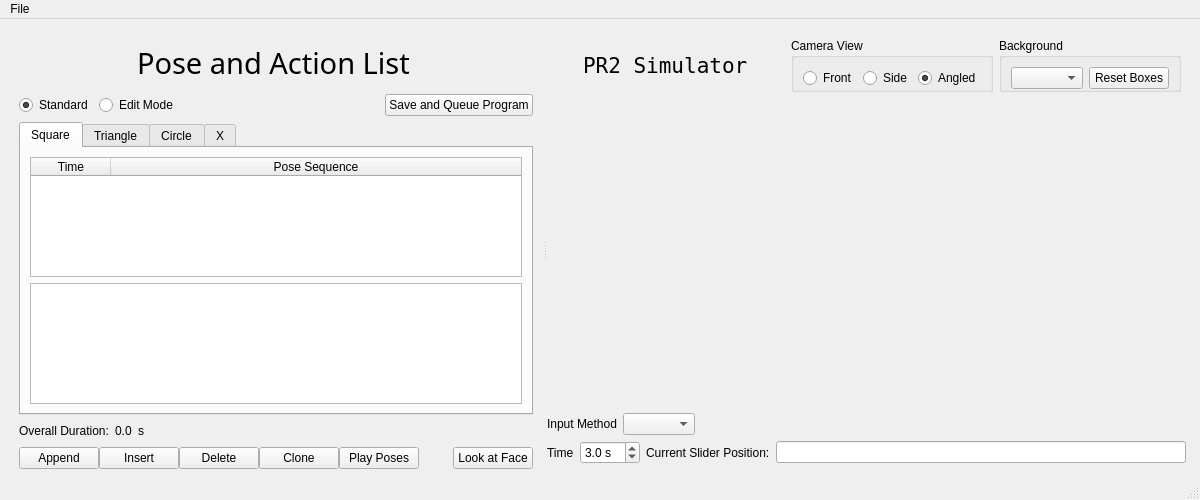
This is slider_gui/src/slider_simple.ui in PR2/pr2_hack_the_future as Qt 5 draws it before an edit. The edited form follows.
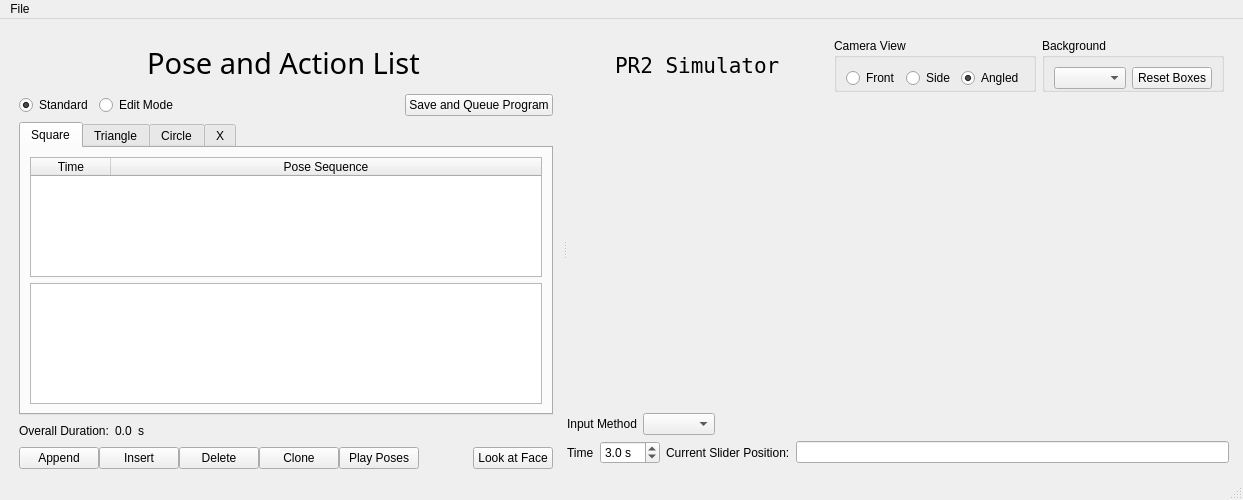
This is the edited form.

Commit message: append default pose instead if executing it from menu

Diff of the .ui file:
```diff
--- a/slider_gui/src/slider_simple.ui
+++ b/slider_gui/src/slider_simple.ui
@@ -6,7 +6,7 @@
    <rect>
     <x>0</x>
     <y>0</y>
-    <width>1200</width>
+    <width>1243</width>
     <height>500</height>
    </rect>
   </property>
@@ -672,7 +672,7 @@
     <rect>
      <x>0</x>
      <y>0</y>
-     <width>1200</width>
+     <width>1243</width>
      <height>25</height>
     </rect>
    </property>
```
Left out of the diff: 5 changed lines with no effect on the pictures. The commit also changes 1 other file.
